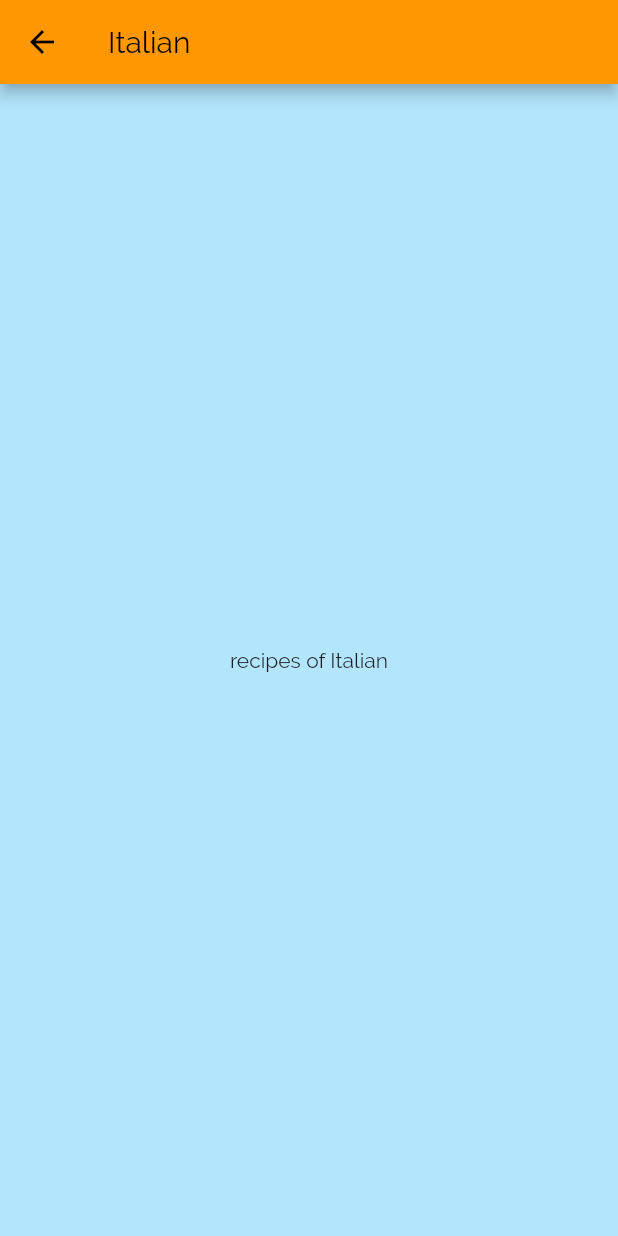
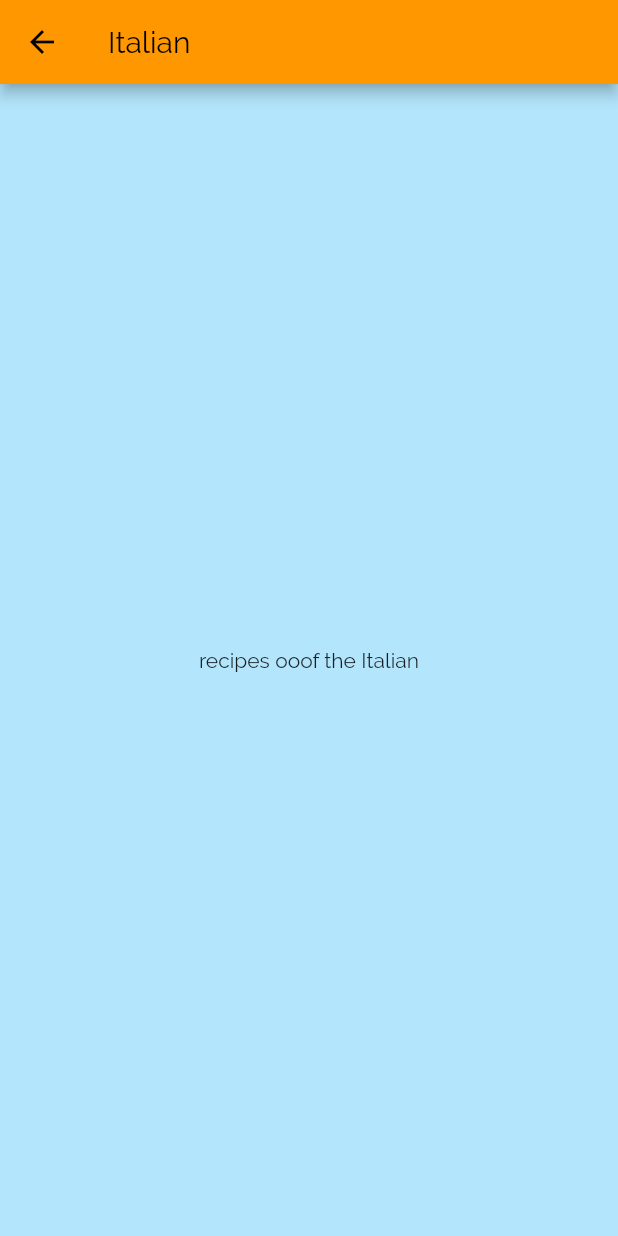
Before and after one commit to afham/NavigationFlutter, a Flutter app: the screen it shows after launch, after a tap on "Italian", on a phone screen of 412 x 824 dp. Run offline on Flutter 3.47's test engine with Material 2 defaults, Android fonts, the phone set to English and light mode, and no system bars.

Commit message:
body changed

```diff
--- a/lib/category_meals_screen.dart
+++ b/lib/category_meals_screen.dart
@@ -13,7 +13,7 @@ class CategoryMealsScreen extends StatelessWidget {
         title: Text(categoryTitle.toString()),
       ),
       body: Center(
-        child:Text("recipes of ${categoryTitle.toString()}")
+        child:Text("recipes ooof the ${categoryTitle.toString()}")
       ),
     );
   }
```
